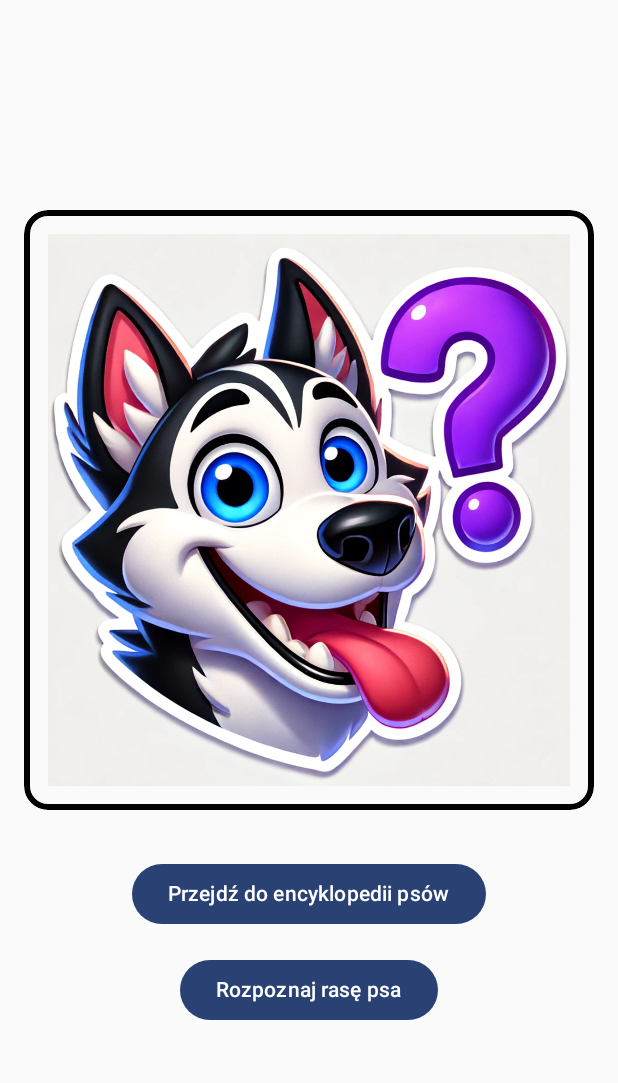
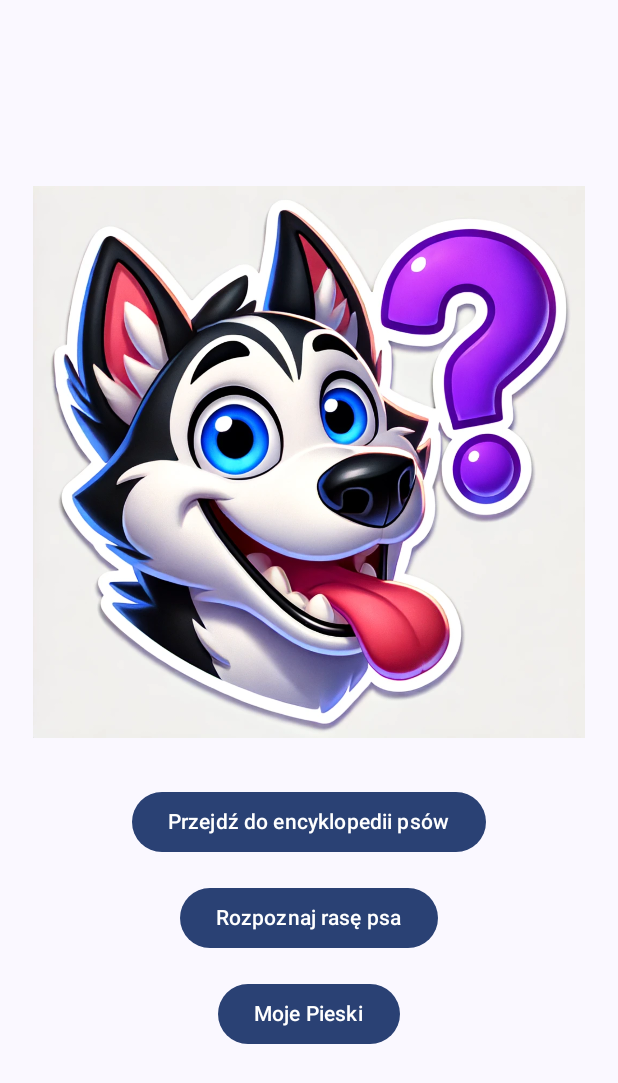
Before and after one commit to zecozejak/WhoofMyDogApp, an Android app built with Jetpack Compose: the screen it shows after launch (MainActivity), on a phone screen of 412 x 824 dp. Shown: the top 1083 px of the screen. Run offline under Robolectric (Android 15) with nearby library versions, the phone set to English and light mode, and no system bars; 2 statements that could not run were skipped.

Commit message:
initial commit

```diff
--- a/app/src/main/AndroidManifest.xml
+++ b/app/src/main/AndroidManifest.xml
@@ -10,6 +10,7 @@
     <uses-permission android:name="android.permission.CAMERA" />
     <uses-permission android:name="android.permission.READ_EXTERNAL_STORAGE"
         android:maxSdkVersion="32" />
+    <uses-permission android:name="android.permission.VIBRATE" />
     <uses-permission android:name="android.permission.WRITE_EXTERNAL_STORAGE"
         android:maxSdkVersion="32"
         tools:ignore="ScopedStorage" />
--- a/app/src/main/java/com/example/whichdogjetpack/HomeScreen.kt
+++ b/app/src/main/java/com/example/whichdogjetpack/HomeScreen.kt
@@ -1,16 +1,12 @@
 package com.example.whichdogjetpack
 
 import androidx.compose.foundation.Image
-import androidx.compose.foundation.border
 import androidx.compose.foundation.layout.*
-import androidx.compose.foundation.shape.RoundedCornerShape
 import androidx.compose.material3.Button
 import androidx.compose.material3.Text
 import androidx.compose.runtime.Composable
 import androidx.compose.ui.Alignment
 import androidx.compose.ui.Modifier
-import androidx.compose.ui.draw.clip
-import androidx.compose.ui.graphics.Color
 import androidx.compose.ui.layout.ContentScale
 import androidx.compose.ui.res.painterResource
 import androidx.compose.ui.unit.dp
@@ -25,24 +21,16 @@ fun HomeScreen(navController: NavController) {
         horizontalAlignment = Alignment.CenterHorizontally,
         verticalArrangement = Arrangement.Center
     ) {
-        // Dodanie logo w ramce z zaokrąglonymi rogami
-        Box(
+        // Dodanie logo
+        Image(
+            painter = painterResource(id = R.drawable.logo), // zamień na rzeczywiste id zasobu logo
+            contentDescription = "Logo",
             modifier = Modifier
-                .size(400.dp)
-                .clip(RoundedCornerShape(16.dp))
-                .border(4.dp, Color.Black, RoundedCornerShape(16.dp))
-                .padding(16.dp)
-        ) {
-            Image(
-                painter = painterResource(id = R.drawable.logo),
-                contentDescription = "Logo",
-                contentScale = ContentScale.Crop,
-                modifier = Modifier
-                    .fillMaxSize()
-            )
-        }
-
-        Spacer(modifier = Modifier.height(32.dp))
+                .height(400.dp)
+                .width(400.dp)
+                .padding(bottom = 32.dp),
+            contentScale = ContentScale.Fit
+        )
 
         Button(onClick = { navController.navigate("encyclopedia") }) {
             Text("Przejdź do encyklopedii psów")
@@ -53,5 +41,11 @@ fun HomeScreen(navController: NavController) {
         Button(onClick = { navController.navigate("recognize") }) {
             Text("Rozpoznaj rasę psa")
         }
+
+        Spacer(modifier = Modifier.height(16.dp))
+
+        Button(onClick = { navController.navigate("mydogs") }) {
+            Text("Moje Pieski")
+        }
     }
 }
--- a/app/src/main/java/com/example/whichdogjetpack/MainActivity.kt
+++ b/app/src/main/java/com/example/whichdogjetpack/MainActivity.kt
@@ -3,30 +3,36 @@ package com.example.whichdogjetpack
 import android.os.Bundle
 import androidx.activity.ComponentActivity
 import androidx.activity.compose.setContent
-import androidx.compose.runtime.Composable
-import androidx.navigation.compose.NavHost
-import androidx.navigation.compose.composable
+import androidx.compose.foundation.layout.fillMaxSize
+import androidx.compose.material3.MaterialTheme
+import androidx.compose.material3.Surface
+import androidx.compose.ui.Modifier
 import androidx.navigation.compose.rememberNavController
 import com.example.whichdogjetpack.ui.theme.WhichDogJetpackTheme
-
+import com.google.firebase.appcheck.FirebaseAppCheck
+import com.google.firebase.appcheck.playintegrity.PlayIntegrityAppCheckProviderFactory
 
 class MainActivity : ComponentActivity() {
     override fun onCreate(savedInstanceState: Bundle?) {
         super.onCreate(savedInstanceState)
+
+        // Inicjalizacja Firebase App Check
+        val firebaseAppCheck = FirebaseAppCheck.getInstance()
+        firebaseAppCheck.installAppCheckProviderFactory(
+            PlayIntegrityAppCheckProviderFactory.getInstance()
+        )
+
         setContent {
             WhichDogJetpackTheme {
-                MyApp()
+                // A surface container using the 'background' color from the theme
+                Surface(
+                    modifier = Modifier.fillMaxSize(),
+                    color = MaterialTheme.colorScheme.background
+                ) {
+                    val navController = rememberNavController()
+                    NavGraph(navController = navController)
+                }
             }
         }
     }
 }
-
-@Composable
-fun MyApp() {
-    val navController = rememberNavController()
-    NavHost(navController, startDestination = "home") {
-        composable("home") { HomeScreen(navController) }
-        composable("encyclopedia") { DogEncyclopediaScreen(navController) }
-        composable("recognize") { RecognizeDogScreen(navController) }
-    }
-}
--- /dev/null
+++ b/app/src/main/java/com/example/whichdogjetpack/NavGraph.kt
@@ -0,0 +1,16 @@
+package com.example.whichdogjetpack
+
+import androidx.compose.runtime.Composable
+import androidx.navigation.NavHostController
+import androidx.navigation.compose.NavHost
+import androidx.navigation.compose.composable
+
+@Composable
+fun NavGraph(navController: NavHostController) {
+    NavHost(navController = navController, startDestination = "home") {
+        composable("home") { HomeScreen(navController) }
+        composable("encyclopedia") { DogEncyclopediaScreen(navController) }
+        composable("recognize") { RecognizeDogScreen(navController) }
+        composable("mydogs") { MyDogsScreen(navController) }
+    }
+}
--- a/build.gradle
+++ b/build.gradle
@@ -3,4 +3,5 @@ plugins {
     id 'com.android.application' version '8.4.0' apply false
     id 'com.android.library' version '8.4.0' apply false
     id 'org.jetbrains.kotlin.android' version '1.9.22' apply false
+    id 'com.google.gms.google-services' version '4.4.2' apply false
 }
```
Also changed, not shown: app/build.gradle (+8 -0 lines), app/src/main/java/com/example/whichdogjetpack/RecognizeDogScreen.kt (+97 -11 lines), app/src/main/java/com/example/whichdogjetpack/myDogsScreen.kt (added, +102 -0 lines), 1 other file.
